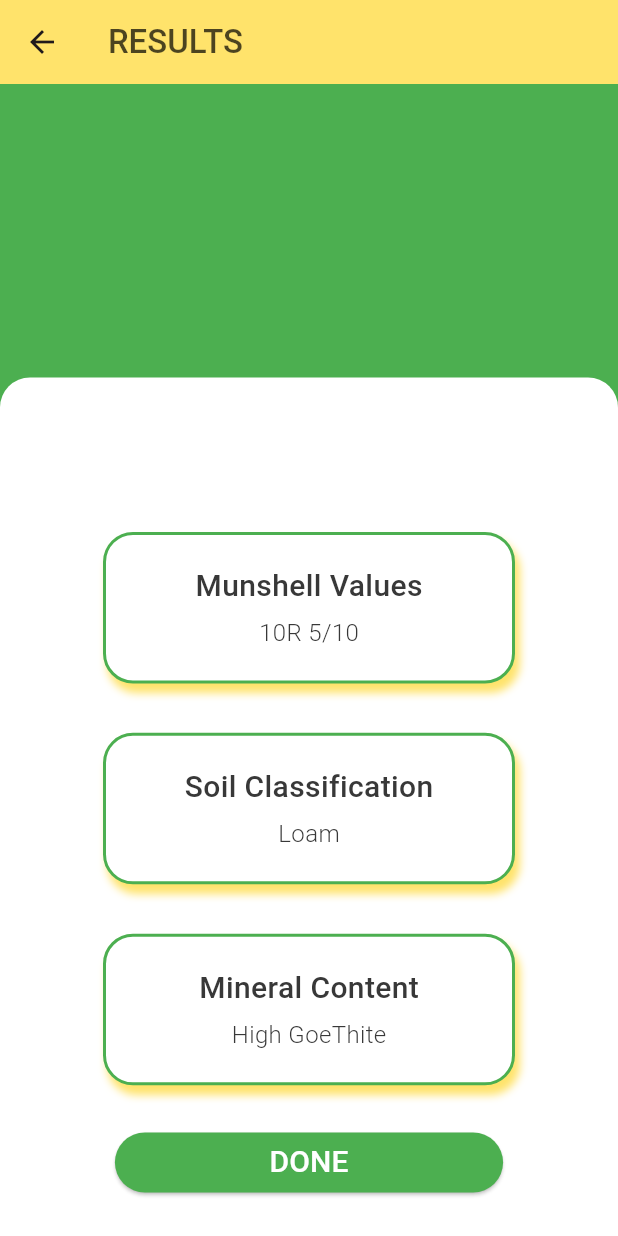
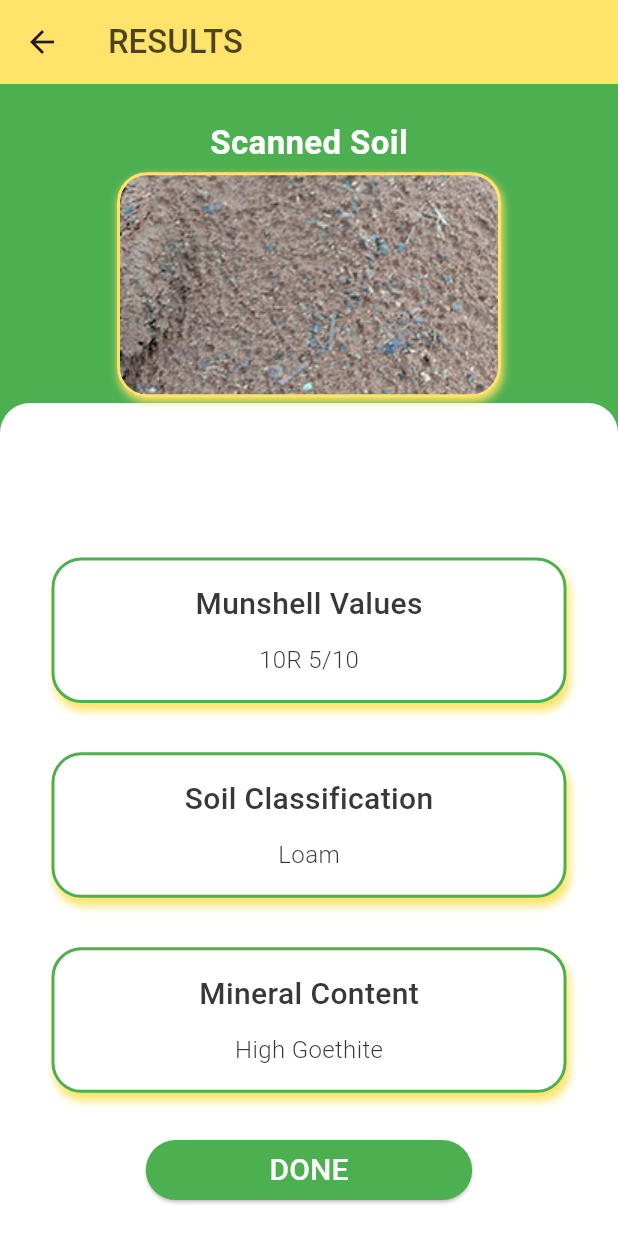
Before and after one commit to laevad/soilution_flutter, a Flutter app: the ResultView screen opened by its route, on a phone screen of 412 x 824 dp. Run offline on Flutter 3.47's test engine with Material 2 defaults, Android fonts, the light colour scheme and no system bars; our stand-ins replace camera, flutter_clean_architecture, flutter_spinkit, google_fonts, image_cropper, image_picker; Roboto replaces fonts that are missing (Prompt).

Commit message:
done result page

```diff
--- a/lib/app/page/result/result_view.dart
+++ b/lib/app/page/result/result_view.dart
@@ -21,12 +21,6 @@ class ResultViewState extends ViewState<ResultView, ResultController> {
   // TODO: implement view
   Widget get view => ControlledWidgetBuilder<ResultController>(
         builder: (context, controller) {
-          var _opacity = 1.0;
-          var _xOffset = 0.0;
-          var _yOffset = 0.0;
-          var _blurRadius = 0.0;
-          var _spreadRadius = 0.0;
-
           return Scaffold(
             backgroundColor: Colors.green,
             key: globalKey,
@@ -40,6 +34,7 @@ class ResultViewState extends ViewState<ResultView, ResultController> {
               ),
             ),
             body: Stack(
+              alignment: Alignment.center,
               children: [
                 Positioned(
                   bottom: 0,
@@ -71,7 +66,7 @@ class ResultViewState extends ViewState<ResultView, ResultController> {
                             height: MediaQuery.of(context).size.height / 25),
                         const CustomResultBox(
                           title: 'Mineral Content',
-                          subTitle: 'High GoeThite',
+                          subTitle: 'High Goethite',
                         ),
                         SizedBox(
                             height: MediaQuery.of(context).size.height / 30),
@@ -80,7 +75,7 @@ class ResultViewState extends ViewState<ResultView, ResultController> {
                           style: ElevatedButton.styleFrom(
                             padding: EdgeInsets.symmetric(
                                 horizontal:
-                                    MediaQuery.of(context).size.width / 4),
+                                    MediaQuery.of(context).size.width / 5),
                             backgroundColor: Colors.green,
                           ),
                           child: Text(
@@ -91,8 +86,44 @@ class ResultViewState extends ViewState<ResultView, ResultController> {
                                 color: Colors.white),
                           ),
                         ),
-                        const SizedBox(height: 10),
+                        const SizedBox(height: 5),
                       ],
+                    ),
+                  ),
+                ),
+                Positioned(
+                  top: MediaQuery.of(context).size.height / 35,
+                  child: Text(
+                    'Scanned Soil',
+                    style: GoogleFonts.prompt(
+                        fontSize: 22,
+                        fontWeight: FontWeight.w600,
+                        color: Colors.white),
+                  ),
+                ),
+                Positioned(
+                  width: 256,
+                  height: 150,
+                  top: MediaQuery.of(context).size.height / 14,
+                  child: Container(
+                    decoration: BoxDecoration(
+                      border: Border.all(
+                        color: Constant.lightColorScheme.primary,
+                        width: 2,
+                      ),
+                      boxShadow: [
+                        BoxShadow(
+                          color: Constant.lightColorScheme.primary,
+                          blurRadius: 4,
+                          offset: const Offset(1, 3), // Shadow position
+                        ),
+                      ],
+                      borderRadius: const BorderRadius.all(Radius.circular(20)),
+                      image: const DecorationImage(
+                          image: AssetImage(
+                            "assets/images/dummy.jpg",
+                          ),
+                          fit: BoxFit.cover),
                     ),
                   ),
                 ),
--- a/lib/app/widgets/global_custom/custom_result_box.dart
+++ b/lib/app/widgets/global_custom/custom_result_box.dart
@@ -22,13 +22,13 @@ class CustomResultBox extends StatelessWidget {
           BoxShadow(
             color: Constant.lightColorScheme.primary,
             blurRadius: 4,
-            offset: const Offset(3, 6), // Shadow position
+            offset: const Offset(2, 5), // Shadow position
           ),
         ],
         borderRadius: const BorderRadius.all(Radius.circular(20)),
       ),
-      width: MediaQuery.of(context).size.width / 1.5,
-      padding: const EdgeInsets.symmetric(vertical: 20),
+      width: MediaQuery.of(context).size.width / 1.2,
+      padding: const EdgeInsets.symmetric(vertical: 15),
       child: Column(
         children: [
           Text(
@@ -38,7 +38,7 @@ class CustomResultBox extends StatelessWidget {
               fontWeight: FontWeight.w500,
             ),
           ),
-          const SizedBox(height: 5),
+          const SizedBox(height: 11),
           Text(
             subTitle,
             style: GoogleFonts.prompt(
```
